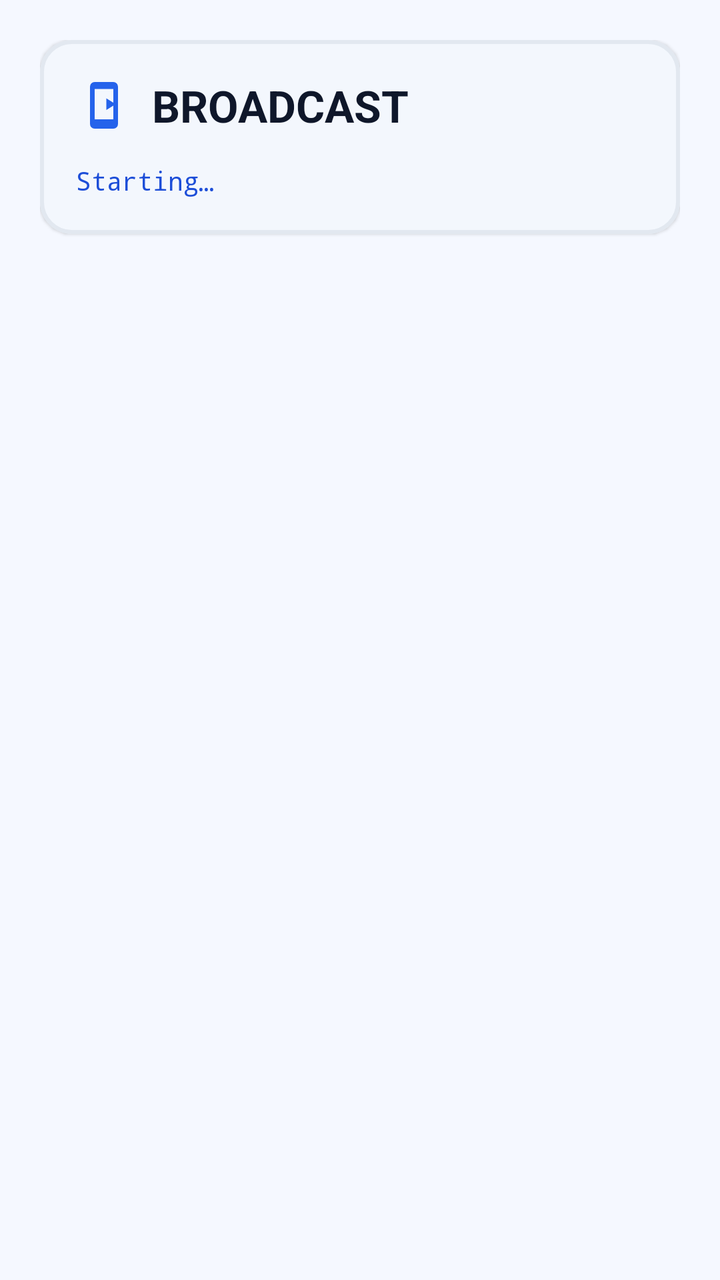
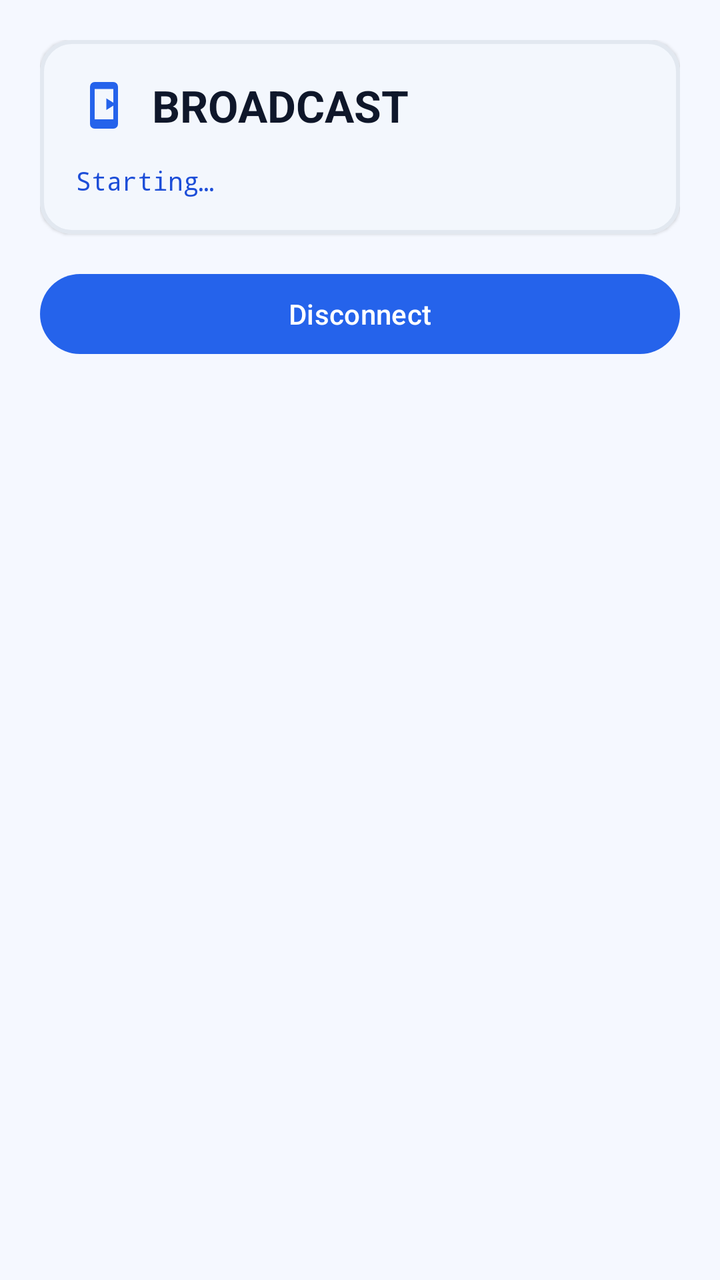

Compare the two renders of this Android layout. The source of the first and the diff that turns it into the second are given below.
<!-- AndroidManifest.xml: application theme Theme.LanShare -->
<!-- res/layout/activity_publisher.xml -->
<?xml version="1.0" encoding="utf-8"?>
<LinearLayout xmlns:android="http://schemas.android.com/apk/res/android"
    android:layout_width="match_parent"
    android:layout_height="match_parent"
    android:orientation="vertical"
    android:padding="20dp"
    android:background="@color/bg_app">

    <com.google.android.material.card.MaterialCardView
        android:layout_width="match_parent"
        android:layout_height="wrap_content">

        <LinearLayout
            android:layout_width="match_parent"
            android:layout_height="wrap_content"
            android:orientation="vertical"
            android:padding="18dp">

            <LinearLayout
                android:layout_width="match_parent"
                android:layout_height="wrap_content"
                android:orientation="horizontal"
                android:gravity="center_vertical">

                <ImageView
                    android:layout_width="28dp"
                    android:layout_height="28dp"
                    android:importantForAccessibility="no"
                    android:src="@drawable/ic_broadcast" />

                <TextView
                    android:layout_width="wrap_content"
                    android:layout_height="wrap_content"
                    android:layout_marginStart="10dp"
                    android:text="@string/pub_screen_title"
                    android:textAppearance="?attr/textAppearanceTitleLarge"
                    android:textStyle="bold"
                    android:textColor="@color/text_primary" />
            </LinearLayout>

            <TextView
                android:id="@+id/statusText"
                android:layout_width="match_parent"
                android:layout_height="wrap_content"
                android:layout_marginTop="14dp"
                android:textColor="@color/blue_primary_dark"
                android:fontFamily="monospace"
                android:textSize="13sp"
                android:text="@string/st_starting" />
        </LinearLayout>
    </com.google.android.material.card.MaterialCardView>

</LinearLayout>
<!-- resources referenced by this layout -->
<resources>
  <color name="bg_app">#F5F8FF</color>
  <color name="blue_primary_dark">#1D4ED8</color>
  <color name="text_primary">#0F172A</color>
  <!-- drawable ic_broadcast (drawable) -->
  <vector xmlns:android="http://schemas.android.com/apk/res/android"
      android:width="32dp"
      android:height="32dp"
      android:viewportWidth="24"
      android:viewportHeight="24"
      android:tint="@color/blue_primary">
      
      <path
          android:fillColor="#FF000000"
          android:pathData="M8,2 h8 a2,2 0 0 1 2,2 v16 a2,2 0 0 1 -2,2 h-8 a2,2 0 0 1 -2,-2 v-16 a2,2 0 0 1 2,-2 z m0,3 v13 h8 v-13 z" />
      
      <path
          android:fillColor="#FF000000"
          android:pathData="M13,9 L17,11.5 L13,14 z" />
  </vector>
  <string name="pub_screen_title">BROADCAST</string>
  <string name="st_starting">Starting…</string>
  <style name="Theme.LanShare" parent="Theme.Material3.Light.NoActionBar">
          <item name="colorPrimary">@color/blue_primary</item>
          <item name="colorOnPrimary">@color/surface_white</item>
          <item name="colorPrimaryContainer">@color/blue_container</item>
          <item name="colorOnPrimaryContainer">@color/blue_primary_dark</item>
          <item name="colorSecondary">@color/blue_primary_dark</item>
          <item name="colorOnSecondary">@color/surface_white</item>
          <item name="colorSurface">@color/surface_white</item>
          <item name="colorOnSurface">@color/text_primary</item>
          <item name="colorOnSurfaceVariant">@color/text_secondary</item>
          <item name="colorOutline">@color/stroke_subtle</item>
          <item name="android:colorBackground">@color/bg_app</item>
          <item name="android:statusBarColor">@color/bg_app</item>
          <item name="android:windowLightStatusBar">true</item>
          <item name="android:navigationBarColor">@color/bg_app</item>
          
          <item name="shapeAppearanceCornerMedium">@style/Shape.LanShare.Medium</item>
          <item name="shapeAppearanceCornerLarge">@style/Shape.LanShare.Large</item>
          <item name="materialCardViewStyle">@style/Card.LanShare</item>
      </style>
  <color name="blue_primary">#2563EB</color>
  <color name="surface_white">#FFFFFF</color>
  <color name="blue_container">#DBEAFE</color>
  <color name="text_secondary">#334155</color>
  <color name="stroke_subtle">#E2E8F0</color>
  <style name="Shape.LanShare.Medium" parent="ShapeAppearance.Material3.Corner.Medium">
          <item name="cornerSize">16dp</item>
      </style>
  <style name="Shape.LanShare.Large" parent="ShapeAppearance.Material3.Corner.Large">
          <item name="cornerSize">20dp</item>
      </style>
  <style name="Card.LanShare" parent="Widget.Material3.CardView.Elevated">
          <item name="cardBackgroundColor">@color/surface_white</item>
          <item name="cardElevation">1dp</item>
          <item name="strokeWidth">2dp</item>
          <item name="strokeColor">@color/card_stroke</item>
          <item name="shapeAppearance">@style/Shape.LanShare.Medium</item>
      </style>
</resources>

<!-- the commit's change to res/layout/activity_publisher.xml (unified diff, before → after) -->
@@ -47,7 +47,26 @@
                 android:fontFamily="monospace"
                 android:textSize="13sp"
                 android:text="@string/st_starting" />
+
+            <TextView
+                android:id="@+id/liveStatsText"
+                android:layout_width="match_parent"
+                android:layout_height="wrap_content"
+                android:layout_marginTop="8dp"
+                android:textColor="@color/text_secondary"
+                android:fontFamily="monospace"
+                android:textSize="13sp"
+                android:visibility="gone" />
         </LinearLayout>
     </com.google.android.material.card.MaterialCardView>
 
+    <Button
+        android:id="@+id/disconnectButton"
+        style="@style/Widget.Material3.Button"
+        android:layout_width="match_parent"
+        android:layout_height="wrap_content"
+        android:layout_marginTop="16dp"
+        android:focusable="true"
+        android:text="@string/disconnect" />
+
 </LinearLayout>
<!-- resource entries referenced after the edit -->
@@ -19,6 +19,7 @@
           android:fillColor="#FF000000"
           android:pathData="M13,9 L17,11.5 L13,14 z" />
   </vector>
+  <string name="disconnect">Disconnect</string>
   <string name="pub_screen_title">BROADCAST</string>
   <string name="st_starting">Starting…</string>
   <style name="Theme.LanShare" parent="Theme.Material3.Light.NoActionBar">
